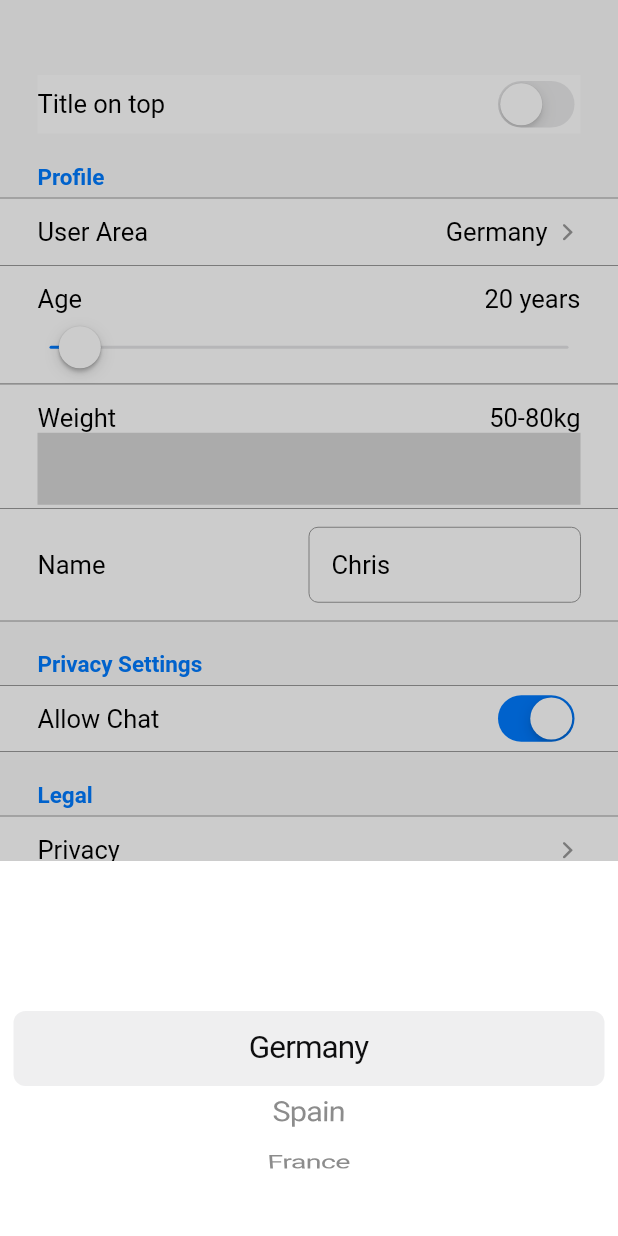
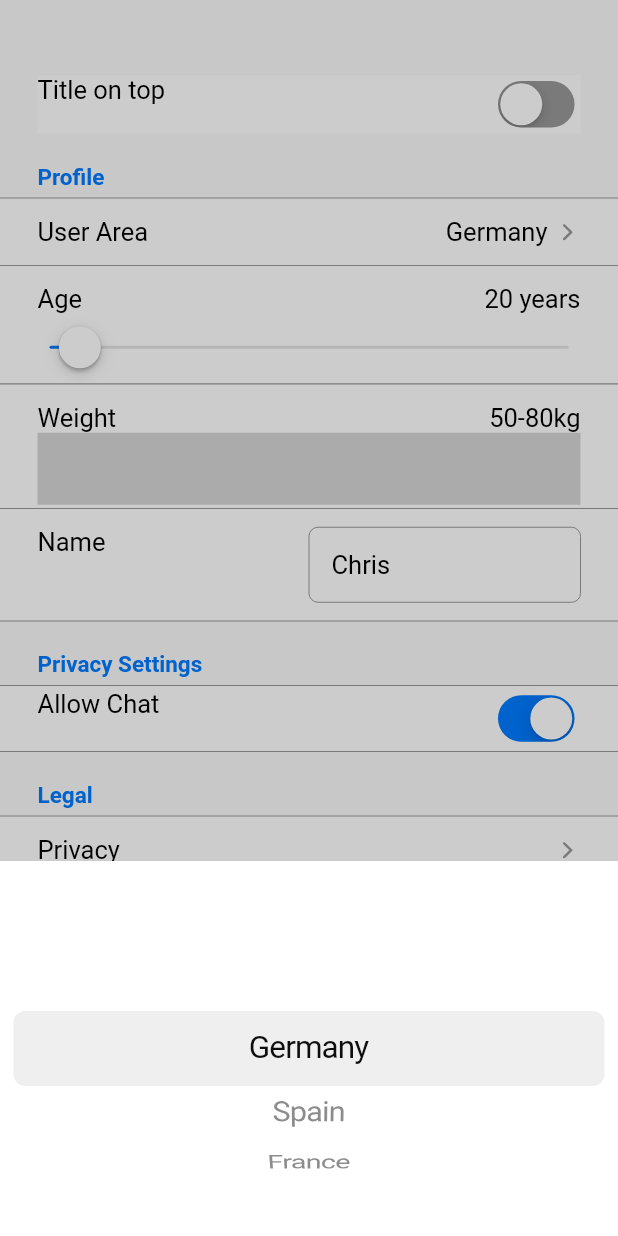
Before and after one commit to Rodiii/flutter_cupertino_setting_control, a Flutter app: the screen it shows after launch, after a tap on "User Area", on a phone screen of 412 x 824 dp. Run offline on Flutter 3.47's test engine with Material 2 defaults, Android fonts, the phone set to English and light mode, and no system bars; missing offline and left inert: cupertino_range_slider.

Commit message:
feat: push to 1.0.0+6

```diff
--- a/lib/cupertino_setting_control.dart
+++ b/lib/cupertino_setting_control.dart
@@ -205,6 +205,7 @@ class SettingsRowStyle {
     this.backgroundColor = CupertinoColors.systemBackground,
     this.textColor = CupertinoColors.label,
     this.activeColor = CupertinoColors.systemBlue,
+    this.disabledColor = CupertinoColors.inactiveGray,
     this.topTitleColor = CupertinoColors.systemBlue,
     this.highlightColor = CupertinoColors.systemGrey6,
     this.contentPadding = 15.0,
@@ -221,6 +222,9 @@ class SettingsRowStyle {
 
   /// Sets the "active" color for the configurable setting widget
   final Color activeColor;
+
+  /// Sets the "disabled" color for the configurable setting widget
+  final Color disabledColor;
 
   /// Sets the color for title of the setting if the top title option is chosen
   final Color topTitleColor;
@@ -465,6 +469,7 @@ class SettingRowState extends State<SettingRow> {
         value: _result ?? tmp.initialValue,
         onChanged: !widget.enabled ? null : (val) => onYesNoChange(newVal: val),
         activeColor: widget.style.activeColor,
+        trackColor: widget.style.disabledColor,
       );
     }
 
@@ -488,7 +493,7 @@ class SettingRowState extends State<SettingRow> {
         border: OutlineInputBorder(
             borderRadius: BorderRadius.circular(6.0),
             borderSide:
-                BorderSide(color: CupertinoColors.inactiveGray, width: 0.0)),
+                BorderSide(color: Colors.transparent, width: 0.0)),
       );
 
       return Expanded(
@@ -745,6 +750,8 @@ class SettingRowState extends State<SettingRow> {
                     )
                   : Column(children: <Widget>[
                       Row(
+                        crossAxisAlignment: !widget.config.showTitleLeft && !widget.config.showTopTitle ? CrossAxisAlignment.center : CrossAxisAlignment.start,
+                        mainAxisAlignment: !widget.config.showTitleLeft && !widget.config.showTopTitle ? MainAxisAlignment.center : MainAxisAlignment.start,
                         children: <Widget>[
                           widget.config.showTitleLeft
                               ? Expanded(
--- a/pubspec.yaml
+++ b/pubspec.yaml
@@ -1,6 +1,6 @@
 name: cupertino_setting_control
 description: Wrapper for multiple kind of Cupertino Inputs (Textfield, Dropdown, Slider)
-version: 1.0.0+5
+version: 1.0.0+6
 homepage: https://github.com/Rodiii/flutter_cupertino_setting_control
 maintainer: Christoph Rothermel (@rothech)
 
```
Also changed, not shown: example/pubspec.lock, pubspec.lock, 3 other files.
